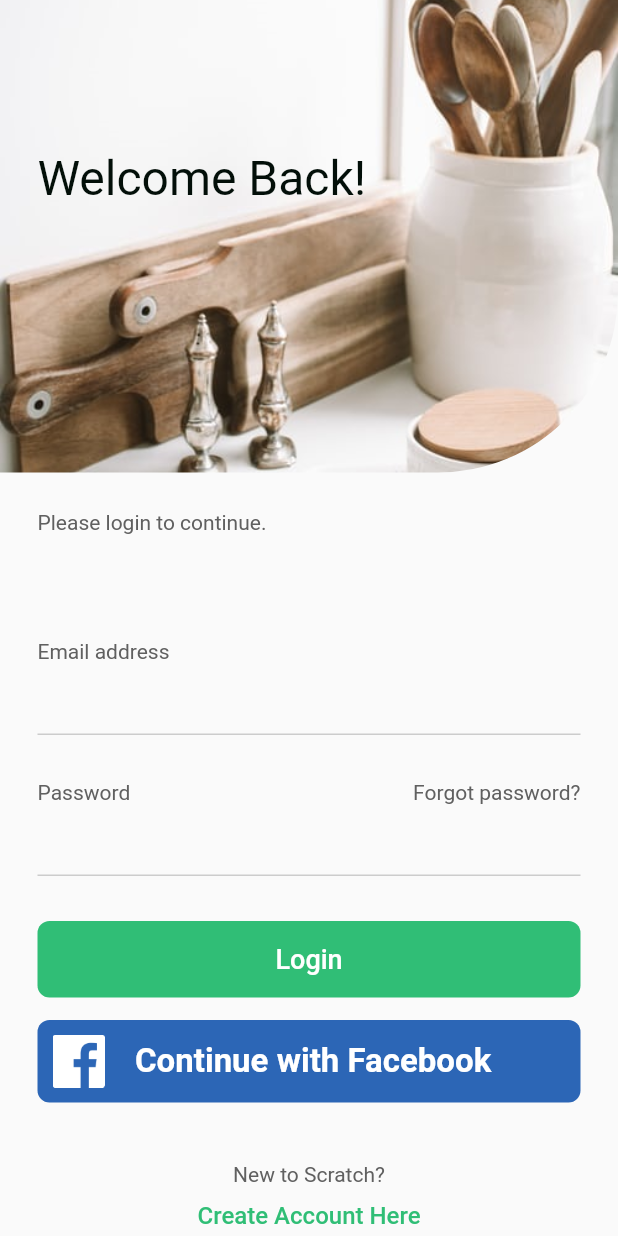
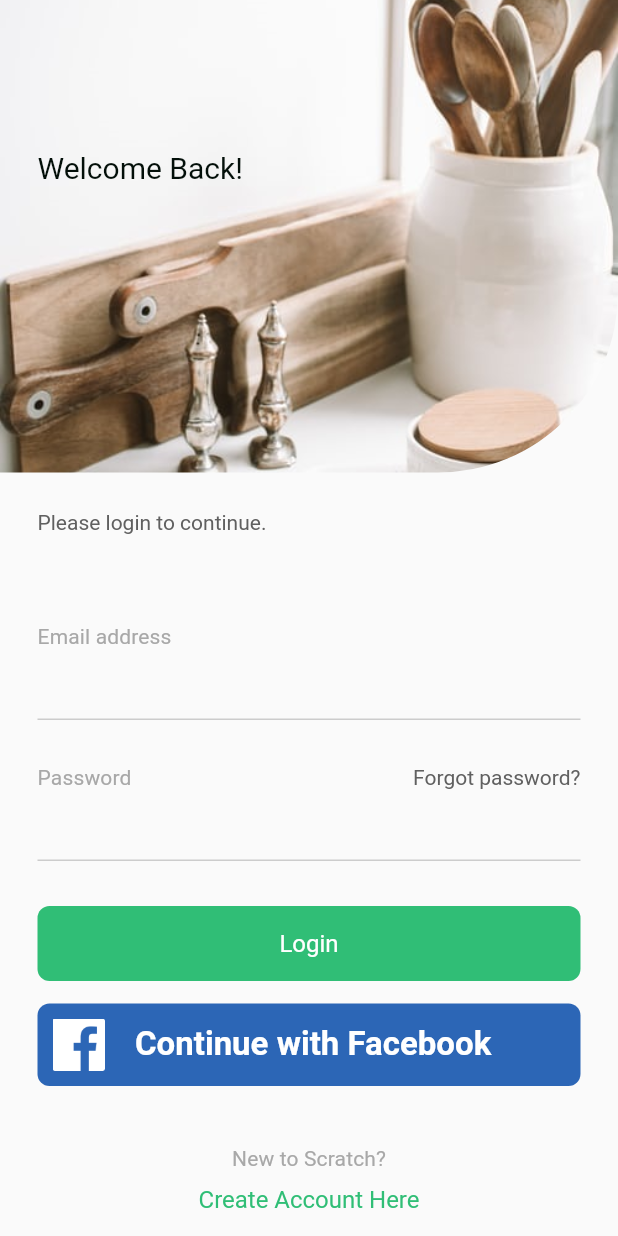
Before and after one commit to ricardodalarme/Receitas-App, a Flutter app: the screen it shows after launch, on a phone screen of 412 x 824 dp. Run offline on Flutter 3.47's test engine with Material 2 defaults, Android fonts, the phone set to English and light mode, and no system bars; our stand-ins replace bootstrap_icons, cached_network_image, easy_localization, get; missing offline and left inert: flutter_facebook_auth; accounts and stored records are empty.

Commit message:
Ajustado problema com valor nulo e arrumado algumas fontes

```diff
--- a/lib/core/theme/theme.dart
+++ b/lib/core/theme/theme.dart
@@ -5,26 +5,52 @@ ThemeData makeAppTheme() {
   final secondaryColor = Color(0xFFF8B449);
   final textColor = Color(0xFF030F09);
   final secondaryTextColor = Color(0xFF606060);
-  //final hintColor = Color(0xFF606060);
+  final hintColor = Color(0xFFa8a8a8);
   final dividerColor = Color(0xFFCCCCCC);
 
   final textTheme = TextTheme(
     headline2: TextStyle(
-      fontSize: 32,
+      fontSize: 26,
+      color: textColor,
+    ),
+    headline3: TextStyle(
+      fontSize: 20,
       color: textColor,
     ),
     headline5: TextStyle(
-      fontSize: 20,
+      fontSize: 18,
       color: textColor,
-      fontWeight: FontWeight.w500,
+      fontWeight: FontWeight.w400,
     ),
     headline6: TextStyle(
       fontSize: 16,
       color: primaryColor,
+      fontWeight: FontWeight.w400,
+    ),
+    bodyText1: TextStyle(
+      fontSize: 16,
+      color: textColor,
+      fontWeight: FontWeight.w400,
     ),
     bodyText2: TextStyle(
       fontSize: 14,
+      color: textColor,
+      fontWeight: FontWeight.w400,
+    ),
+    subtitle1: TextStyle(
+      fontSize: 14,
       color: secondaryTextColor,
+      fontWeight: FontWeight.w400,
+    ),
+    subtitle2: TextStyle(
+      fontSize: 14,
+      color: hintColor,
+      fontWeight: FontWeight.w400,
+    ),
+    caption: TextStyle(
+     fontSize: 12,
+      color: textColor,
+      fontWeight: FontWeight.w400,
     ),
     button: TextStyle(
       fontSize: 18,
--- a/lib/core/values/end_points.dart
+++ b/lib/core/values/end_points.dart
@@ -1,5 +1,5 @@
 class EndPoints {
-  static const baseUrl = 'http://10.0.2.2:3000/';
+  static const baseUrl = 'http://192.168.1.12:3000/';
   static const profiles = '${baseUrl}profiles';
   static const recipes = '${baseUrl}recipes';
   static const categories = '${baseUrl}categories';
--- a/lib/modules/edit_recipe/cards/how_to_cook_card.dart
+++ b/lib/modules/edit_recipe/cards/how_to_cook_card.dart
@@ -13,7 +13,11 @@ class HowToCookCard extends EditedCard {
   @override
   Widget body(BuildContext context) {
     return Obx(() {
-      final recipe = controller.recipe.value!;
+      final recipe = controller.recipe.value;
+
+      if (recipe == null) {
+        return CircularProgressIndicator();
+      }
 
       return Column(
         children: List.generate(recipe.howToCook.length, (i) {
--- a/lib/modules/edit_recipe/cards/ingredients_card.dart
+++ b/lib/modules/edit_recipe/cards/ingredients_card.dart
@@ -57,7 +57,7 @@ class IngredientsCard extends EditedCard {
             Text(
               ingredients.map((element) => element.name).join(', '),
               overflow: TextOverflow.ellipsis,
-              style: textTheme.bodyText1,
+              style: textTheme.caption,
             ),
           ],
         );
--- a/lib/modules/edit_recipe/widgets/ingredient_photo.dart
+++ b/lib/modules/edit_recipe/widgets/ingredient_photo.dart
@@ -11,8 +11,8 @@ class IngredientPhoto extends StatelessWidget {
   Widget build(BuildContext context) {
     return CachedNetworkImage(
       imageUrl: url,
-      height: 75,
-      width: 75,
+      height: 50,
+      width: 50,
       fit: BoxFit.cover,
       imageBuilder: (context, imageProvider) => Container(
         margin: EdgeInsets.only(right: 10),
--- a/lib/modules/login/login_page.dart
+++ b/lib/modules/login/login_page.dart
@@ -34,7 +34,7 @@ class LoginPage extends GetView<LoginController> {
                   top: 100,
                   child: Text(
                     LocaleKeys.welcomeBack.tra,
-                    style: textTheme.headline2,
+                    style: textTheme.headline3,
                   ),
                 ),
               ],
@@ -46,9 +46,9 @@ class LoginPage extends GetView<LoginController> {
                 children: [
                   Text(
                     LocaleKeys.pleaseLogin.tra,
-                    style: textTheme.bodyText2,
+                    style: textTheme.subtitle1,
                   ),
-                  SizedBox(height: 70),
+                  SizedBox(height: 60),
                   TextInputField(hintText: LocaleKeys.emailAddress.tra),
                   SizedBox(height: 30),
                   TextInputField(
@@ -61,7 +61,11 @@ class LoginPage extends GetView<LoginController> {
                     onPressed: () {
                       Get.offAllNamed(Routes.profile);
                     },
-                    child: Text(LocaleKeys.login.tra),
+                    child: Text(
+                      LocaleKeys.login.tra,
+                      style: textTheme.headline6!.copyWith(
+                          color: Colors.white, fontWeight: FontWeight.w400),
+                    ),
                   ),
                   SizedBox(height: 15),
                   FacebookButton(),
@@ -71,12 +75,13 @@ class LoginPage extends GetView<LoginController> {
                       children: [
                         Text(
                           LocaleKeys.newUser.tra,
-                          style: textTheme.bodyText2,
+                          style: textTheme.subtitle2,
                         ),
                         SizedBox(height: 10),
                         Text(
                           LocaleKeys.createAccount.tra,
-                          style: textTheme.headline6,
+                          style: textTheme.headline6!
+                              .copyWith(fontWeight: FontWeight.normal),
                         ),
                       ],
                     ),
--- a/lib/modules/profile/widgets/categories.dart
+++ b/lib/modules/profile/widgets/categories.dart
@@ -1,4 +1,5 @@
 import 'package:flutter/material.dart';
+import 'package:get/get.dart';
 
 class Categories extends StatelessWidget {
   final int quantity;
@@ -24,12 +25,11 @@ class Categories extends StatelessWidget {
             fontSize: 24,
           ),
         ),
-        SizedBox(height: 20),
+        SizedBox(height: 15),
         Text(
           title,
-          style: TextStyle(
+          style: Get.theme.textTheme.bodyText1!.copyWith(
             color: isCurrent ? Colors.black : Colors.grey,
-            fontSize: 18,
           ),
         ),
         SizedBox(height: 10),
--- a/lib/modules/recipes/recipes_page.dart
+++ b/lib/modules/recipes/recipes_page.dart
@@ -26,7 +26,7 @@ class RecipesPage extends GetView<RecipesController> {
               children: [
                 Text(
                   LocaleKeys.myRecipes.tra,
-                  style: textTheme.headline2,
+                  style: textTheme.headline3,
                 ),
                 Text(
                   LocaleKeys.addNews.tra,
@@ -42,7 +42,7 @@ class RecipesPage extends GetView<RecipesController> {
                         '${controller.category.value!.name} (${controller.recipes.length})');
               return Container();
             }),
-            SizedBox(height: 30),
+            SizedBox(height: 10),
             Obx(() {
               final recipes = controller.recipes;
               return ListView.builder(
--- a/lib/widgets/back_label_button.dart
+++ b/lib/widgets/back_label_button.dart
@@ -21,7 +21,7 @@ class BackLabelButton extends StatelessWidget {
           SizedBox(width: 10),
           Text(
             text,
-            style: textTheme.bodyText2,
+            style: textTheme.subtitle1,
           ),
         ],
       ),
--- a/lib/widgets/text_input_field.dart
+++ b/lib/widgets/text_input_field.dart
@@ -1,4 +1,5 @@
 import 'package:flutter/material.dart';
+import 'package:get/get.dart';
 
 class TextInputField extends StatelessWidget {
   final String hintText;
@@ -21,8 +22,15 @@ class TextInputField extends StatelessWidget {
         Row(
           mainAxisAlignment: MainAxisAlignment.spaceBetween,
           children: [
-            Text(hintText),
-            if (buttonText != null) Text(buttonText!),
+            Text(
+              hintText,
+              style: Get.theme.textTheme.subtitle2,
+            ),
+            if (buttonText != null)
+              Text(
+                buttonText!,
+                style: Get.theme.textTheme.subtitle1,
+              ),
           ],
         ),
         TextField(
```
Also changed, not shown: lib/modules/edit_recipe/cards/gallery_card.dart (+16 -4 lines), lib/modules/edit_recipe/cards/info_card.dart (+11 -7 lines), lib/modules/edit_recipe/edit_recipe_page.dart (+10 -8 lines), lib/modules/edit_recipe/widgets/edited_card.dart (+5 -4 lines), lib/modules/edit_recipe/widgets/gallery_photo.dart (+6 -4 lines), lib/modules/edit_recipe/widgets/topics.dart (+4 -5 lines), lib/modules/profile/profile_page.dart (+18 -13 lines), lib/modules/profile/widgets/food_card.dart (+22 -11 lines), lib/modules/recipes/widgets/recipe_card.dart (+12 -4 lines), lib/widgets/drop_down_button.dart (+5 -6 lines).
